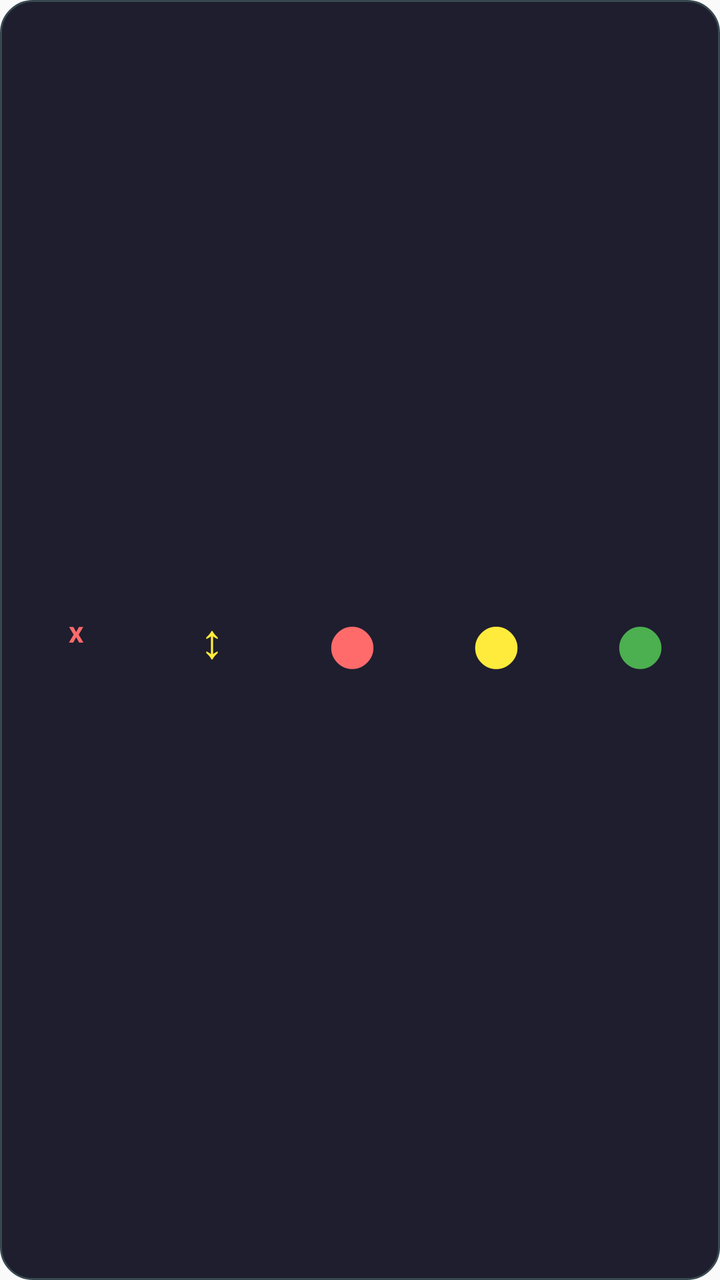
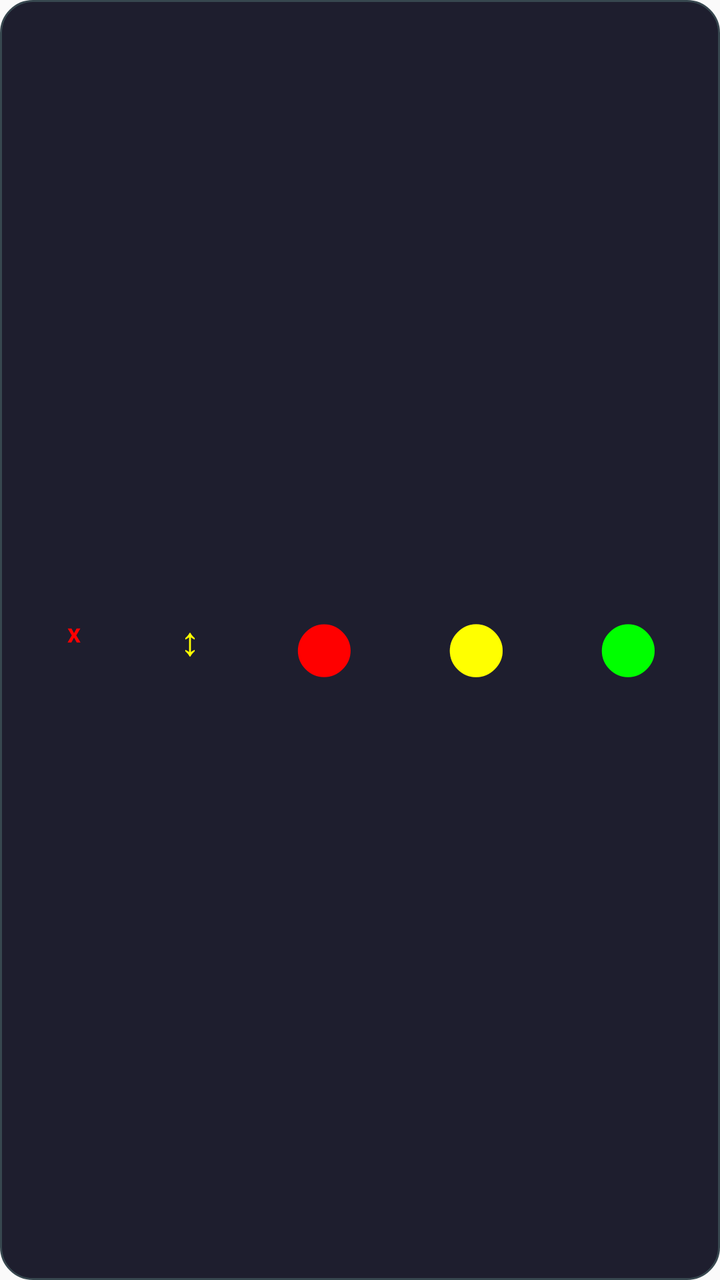

Compare the two renders of this Android layout. The source of the first and the diff that turns it into the second are given below.
<!-- AndroidManifest.xml: application theme Theme.SignalLights -->
<!-- res/layout/overlay_layout.xml -->
<?xml version="1.0" encoding="utf-8"?>
<LinearLayout xmlns:android="http://schemas.android.com/apk/res/android"
    android:layout_width="match_parent"
    android:layout_height="match_parent"
    android:orientation="horizontal"
    android:gravity="center_vertical"
    android:padding="4dp"
    android:background="@drawable/overlay_elegant_bg">

    
    <Button
        android:id="@+id/close_button"
        android:layout_width="60dp"
        android:layout_height="120dp"
        android:text="ˣ"
        android:textSize="20sp"
        android:textColor="#ff6b6b"
        android:background="@null"
        android:padding="0dp"
        android:minWidth="0dp"
        android:minHeight="0dp"
        android:layout_margin="4dp"
        android:stateListAnimator="@null" />

    
    <Button
        android:id="@+id/drag_button"
        android:layout_width="60dp"
        android:layout_height="120dp"
        android:text="↕"
        android:textSize="24sp"
        android:textColor="#ffeb3b"
        android:background="@null"
        android:padding="0dp"
        android:minWidth="0dp"
        android:minHeight="0dp"
        android:layout_margin="4dp"
        android:stateListAnimator="@null" />

    
    <Button
        android:id="@+id/red_button"
        android:layout_width="0dp"
        android:layout_height="120dp"
        android:layout_weight="1"
        android:text="●"
        android:textSize="48sp"
        android:textColor="#ff6b6b"
        android:background="@null"
        android:layout_margin="6dp"
        android:stateListAnimator="@null" />

    
    <Button
        android:id="@+id/yellow_button"
        android:layout_width="0dp"
        android:layout_height="120dp"
        android:layout_weight="1"
        android:text="●"
        android:textSize="48sp"
        android:textColor="#ffeb3b"
        android:background="@null"
        android:layout_margin="6dp"
        android:stateListAnimator="@null" />

    
    <Button
        android:id="@+id/green_button"
        android:layout_width="0dp"
        android:layout_height="120dp"
        android:layout_weight="1"
        android:text="●"
        android:textSize="48sp"
        android:textColor="#4caf50"
        android:background="@null"
        android:layout_margin="6dp"
        android:stateListAnimator="@null" />

</LinearLayout>
<!-- resources referenced by this layout -->
<resources>
  <!-- drawable overlay_elegant_bg (drawable) -->
  <?xml version="1.0" encoding="utf-8"?>
  <shape xmlns:android="http://schemas.android.com/apk/res/android"
      android:shape="rectangle">
      <solid android:color="#1e1e2e" />
      <corners android:radius="16dp" />
      <stroke android:color="#37474f" android:width="1dp" />
  </shape>
  <style name="Theme.SignalLights" parent="Theme.AppCompat.Light.NoActionBar">
          <item name="colorPrimary">@color/primary</item>
          <item name="colorPrimaryDark">@color/primary_dark</item>
          <item name="colorAccent">@color/accent</item>
      </style>
  <color name="primary">#FF6200EE</color>
  <color name="primary_dark">#FF3700B3</color>
  <color name="accent">#FF03DAC5</color>
</resources>

<!-- the commit's change to res/layout/overlay_layout.xml (unified diff, before → after) -->
@@ -3,18 +3,19 @@
     android:layout_width="match_parent"
     android:layout_height="match_parent"
     android:orientation="horizontal"
-    android:gravity="center_vertical"
-    android:padding="4dp"
-    android:background="@drawable/overlay_elegant_bg">
+    android:gravity="center"
+    android:padding="8dp"
+    android:background="@drawable/overlay_elegant_bg"
+    android:baselineAligned="false">
 
     
     <Button
         android:id="@+id/close_button"
-        android:layout_width="60dp"
-        android:layout_height="120dp"
+        android:layout_width="50dp"
+        android:layout_height="100dp"
         android:text="ˣ"
-        android:textSize="20sp"
-        android:textColor="#ff6b6b"
+        android:textSize="18sp"
+        android:textColor="#ff0000"
         android:background="@null"
         android:padding="0dp"
         android:minWidth="0dp"
@@ -25,11 +26,11 @@
     
     <Button
         android:id="@+id/drag_button"
-        android:layout_width="60dp"
-        android:layout_height="120dp"
+        android:layout_width="50dp"
+        android:layout_height="100dp"
         android:text="↕"
-        android:textSize="24sp"
-        android:textColor="#ffeb3b"
+        android:textSize="20sp"
+        android:textColor="#ffff00"
         android:background="@null"
         android:padding="0dp"
         android:minWidth="0dp"
@@ -41,11 +42,11 @@
     <Button
         android:id="@+id/red_button"
         android:layout_width="0dp"
-        android:layout_height="120dp"
+        android:layout_height="100dp"
         android:layout_weight="1"
         android:text="●"
-        android:textSize="48sp"
-        android:textColor="#ff6b6b"
+        android:textSize="60sp"
+        android:textColor="#ff0000"
         android:background="@null"
         android:layout_margin="6dp"
         android:stateListAnimator="@null" />
@@ -54,11 +55,11 @@
     <Button
         android:id="@+id/yellow_button"
         android:layout_width="0dp"
-        android:layout_height="120dp"
+        android:layout_height="100dp"
         android:layout_weight="1"
         android:text="●"
-        android:textSize="48sp"
-        android:textColor="#ffeb3b"
+        android:textSize="60sp"
+        android:textColor="#ffff00"
         android:background="@null"
         android:layout_margin="6dp"
         android:stateListAnimator="@null" />
@@ -67,11 +68,11 @@
     <Button
         android:id="@+id/green_button"
         android:layout_width="0dp"
-        android:layout_height="120dp"
+        android:layout_height="100dp"
         android:layout_weight="1"
         android:text="●"
-        android:textSize="48sp"
-        android:textColor="#4caf50"
+        android:textSize="60sp"
+        android:textColor="#00ff00"
         android:background="@null"
         android:layout_margin="6dp"
         android:stateListAnimator="@null" />
